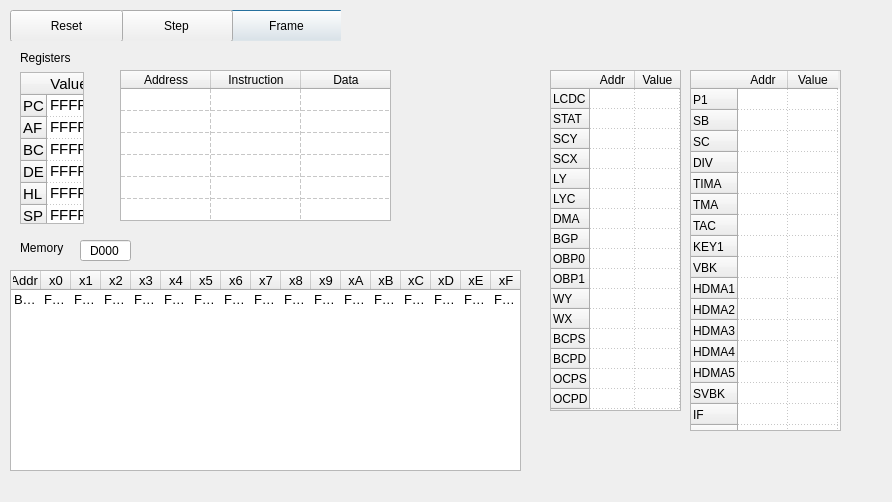
Before: the Qt Designer form projectSrc/form/dbwindow.ui in tlepeche/GBmu, drawn with Qt 5.
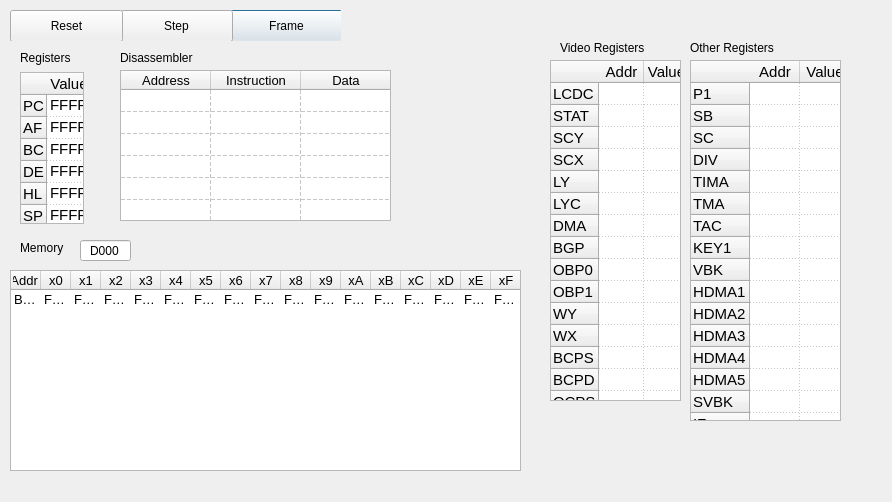
After: the same form once the commit is applied.

Commit message: show other register

Patch:
```diff
--- a/projectSrc/form/dbwindow.ui
+++ b/projectSrc/form/dbwindow.ui
@@ -66,11 +66,16 @@
    <property name="geometry">
     <rect>
      <x>550</x>
-     <y>70</y>
+     <y>60</y>
      <width>131</width>
      <height>341</height>
     </rect>
    </property>
+   <property name="font">
+    <font>
+     <pointsize>11</pointsize>
+    </font>
+   </property>
    <property name="verticalScrollBarPolicy">
     <enum>Qt::ScrollBarAlwaysOff</enum>
    </property>
@@ -181,11 +186,16 @@
    <property name="geometry">
     <rect>
      <x>690</x>
-     <y>70</y>
+     <y>60</y>
      <width>151</width>
      <height>361</height>
     </rect>
    </property>
+   <property name="font">
+    <font>
+     <pointsize>11</pointsize>
+    </font>
+   </property>
    <property name="verticalScrollBarPolicy">
     <enum>Qt::ScrollBarAlwaysOff</enum>
    </property>
@@ -309,6 +319,11 @@
      <height>151</height>
     </rect>
    </property>
+   <property name="font">
+    <font>
+     <pointsize>10</pointsize>
+    </font>
+   </property>
    <property name="verticalScrollBarPolicy">
     <enum>Qt::ScrollBarAlwaysOff</enum>
    </property>
@@ -781,6 +796,45 @@
     </property>
    </widget>
   </widget>
+  <widget class="QLabel" name="label_3">
+   <property name="geometry">
+    <rect>
+     <x>560</x>
+     <y>40</y>
+     <width>121</width>
+     <height>16</height>
+    </rect>
+   </property>
+   <property name="text">
+    <string>Video Registers</string>
+   </property>
+  </widget>
+  <widget class="QLabel" name="label_4">
+   <property name="geometry">
+    <rect>
+     <x>690</x>
+     <y>40</y>
+     <width>121</width>
+     <height>16</height>
+    </rect>
+   </property>
+   <property name="text">
+    <string>Other Registers</string>
+   </property>
+  </widget>
+  <widget class="QLabel" name="label_5">
+   <property name="geometry">
+    <rect>
+     <x>120</x>
+     <y>50</y>
+     <width>121</width>
+     <height>16</height>
+    </rect>
+   </property>
+   <property name="text">
+    <string>Disassembler</string>
+   </property>
+  </widget>
  </widget>
  <resources/>
  <connections/>
```
The commit also changes 7 other files.
